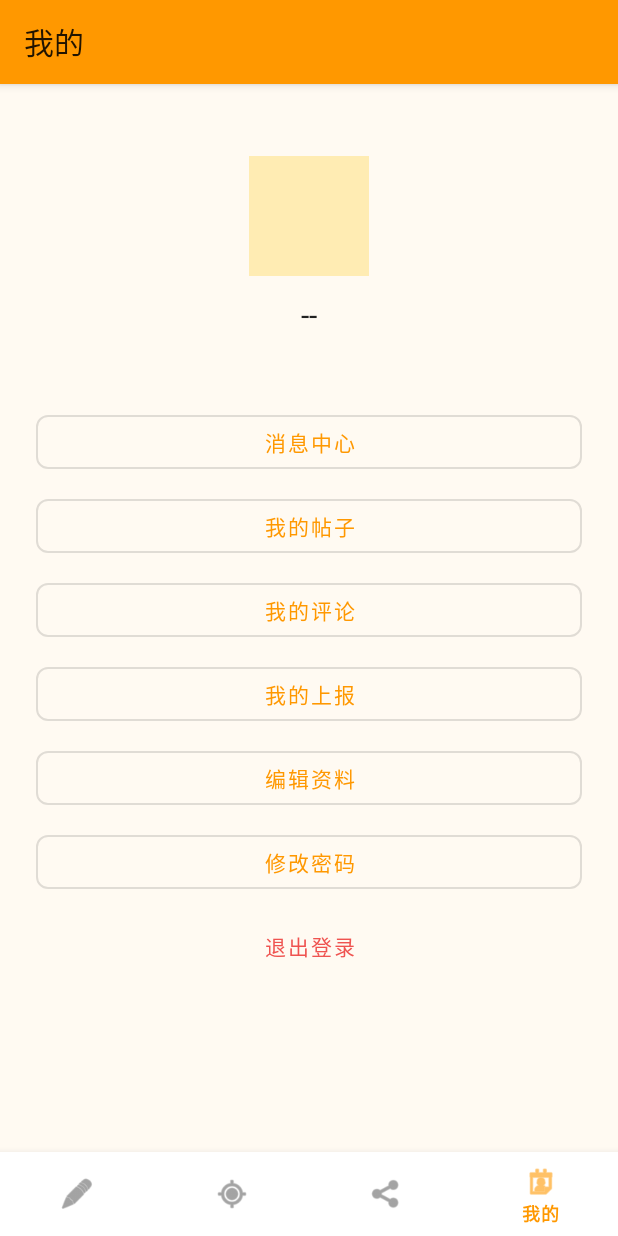
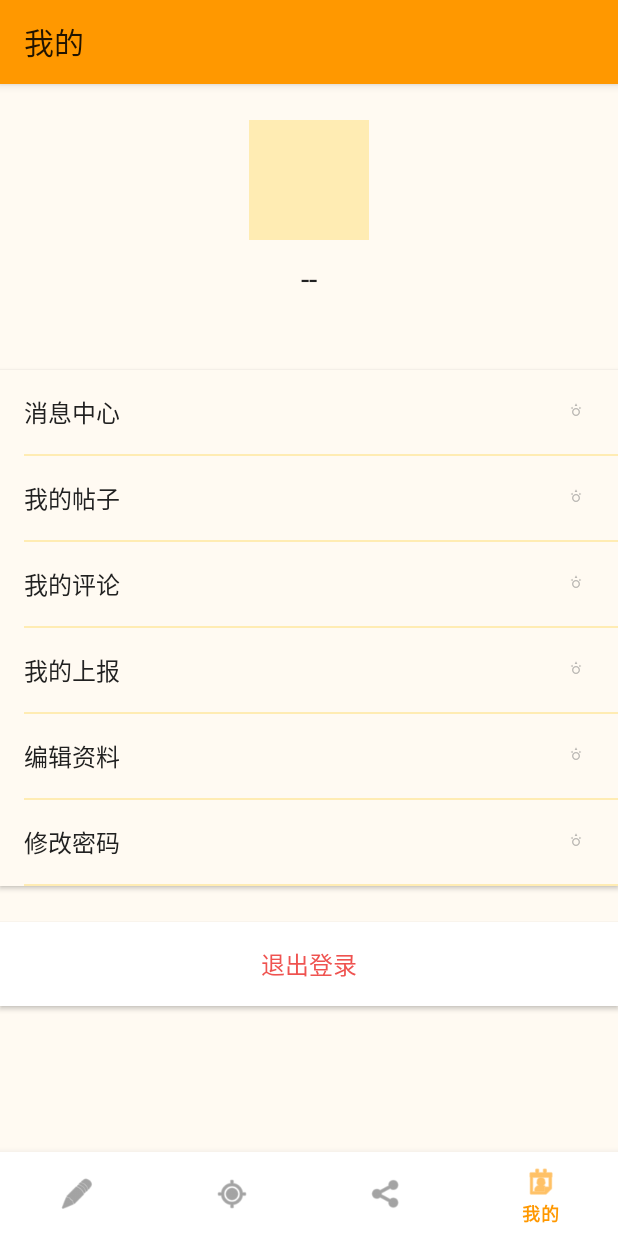
Before and after one commit to BlackCoder0/OurCat_Android, an Android app: the ProfileFragment screen opened through its navigation route, on a phone screen of 412 x 824 dp. Run offline under Robolectric (Android 15) with nearby library versions, the phone set to English and light mode, and no system bars; our stand-ins replace navigation-ui; libraries missing offline, so code that uses them is left out: com.amap.api; network calls fail; pictures from the network do not load; 34 statements that could not run were skipped.

Commit message:
论坛图片可下载，修改“我的”页面样式

```diff
--- a/app/src/main/java/com/ourcat/app/adapters/ImagePagerAdapter.java
+++ b/app/src/main/java/com/ourcat/app/adapters/ImagePagerAdapter.java
@@ -1,5 +1,6 @@
 package com.ourcat.app.adapters;
 
+import android.app.AlertDialog;
 import android.view.LayoutInflater;
 import android.view.View;
 import android.view.ViewGroup;
@@ -9,6 +10,7 @@ import androidx.annotation.NonNull;
 import androidx.recyclerview.widget.RecyclerView;
 
 import com.bumptech.glide.Glide;
+import com.ourcat.app.utils.ImageUtils;
 
 import java.util.ArrayList;
 import java.util.List;
@@ -35,9 +37,21 @@ public class ImagePagerAdapter extends RecyclerView.Adapter<ImagePagerAdapter.Vi
 
     @Override
     public void onBindViewHolder(@NonNull ViewHolder holder, int position) {
+        String url = urls.get(position);
         Glide.with(holder.itemView.getContext())
-                .load(urls.get(position))
+                .load(url)
                 .into((ImageView) holder.itemView);
+
+        holder.itemView.setOnLongClickListener(v -> {
+            new AlertDialog.Builder(v.getContext())
+                    .setItems(new String[]{"保存图片"}, (dialog, which) -> {
+                        if (which == 0) {
+                            ImageUtils.saveImage(v.getContext(), url);
+                        }
+                    })
+                    .show();
+            return true;
+        });
     }
 
     @Override
--- a/app/src/main/java/com/ourcat/app/fragments/ProfileFragment.java
+++ b/app/src/main/java/com/ourcat/app/fragments/ProfileFragment.java
@@ -44,20 +44,21 @@ public class ProfileFragment extends Fragment {
         tvNickname = view.findViewById(R.id.tv_nickname);
         tvRole = view.findViewById(R.id.tv_role);
         btnUserManage = view.findViewById(R.id.btn_user_manage);
-        view.findViewById(R.id.btn_message_center).setOnClickListener(v ->
+
+        setupOption(view, R.id.btn_message_center, "消息中心", v ->
                 NavHostFragment.findNavController(ProfileFragment.this).navigate(R.id.message_center));
-        view.findViewById(R.id.btn_my_posts).setOnClickListener(v ->
+        setupOption(view, R.id.btn_my_posts, "我的帖子", v ->
                 NavHostFragment.findNavController(ProfileFragment.this).navigate(R.id.my_posts));
-        view.findViewById(R.id.btn_my_comments).setOnClickListener(v ->
+        setupOption(view, R.id.btn_my_comments, "我的评论", v ->
                 NavHostFragment.findNavController(ProfileFragment.this).navigate(R.id.my_comments));
-        view.findViewById(R.id.btn_my_cat_reports).setOnClickListener(v ->
+        setupOption(view, R.id.btn_my_cat_reports, "我的上报", v ->
                 NavHostFragment.findNavController(ProfileFragment.this).navigate(R.id.my_cat_reports));
-        view.findViewById(R.id.btn_edit_profile).setOnClickListener(v -> {
-            Toast.makeText(requireContext(), "编辑资料（可后续扩展）", Toast.LENGTH_SHORT).show();
-        });
-        view.findViewById(R.id.btn_change_password).setOnClickListener(v -> showChangePasswordDialog());
-        btnUserManage.setOnClickListener(v ->
+        setupOption(view, R.id.btn_edit_profile, "编辑资料", v ->
+                Toast.makeText(requireContext(), "编辑资料（可后续扩展）", Toast.LENGTH_SHORT).show());
+        setupOption(view, R.id.btn_change_password, "修改密码", v -> showChangePasswordDialog());
+        setupOption(view, R.id.btn_user_manage, "用户管理", v ->
                 NavHostFragment.findNavController(ProfileFragment.this).navigate(R.id.user_management));
+
         view.findViewById(R.id.btn_logout).setOnClickListener(v -> {
             new TokenStore(requireContext()).clear();
             startActivity(new Intent(requireContext(), LoginActivity.class));
@@ -65,6 +66,13 @@ public class ProfileFragment extends Fragment {
         });
         loadProfile();
         return view;
+    }
+
+    private void setupOption(View root, int id, String text, View.OnClickListener listener) {
+        View optionView = root.findViewById(id);
+        TextView tv = optionView.findViewById(R.id.option_text);
+        tv.setText(text);
+        optionView.setOnClickListener(listener);
     }
 
     @Override
--- /dev/null
+++ b/app/src/main/java/com/ourcat/app/utils/ImageUtils.java
@@ -0,0 +1,70 @@
+package com.ourcat.app.utils;
+
+import android.content.ContentValues;
+import android.content.Context;
+import android.graphics.Bitmap;
+import android.net.Uri;
+import android.os.Build;
+import android.os.Environment;
+import android.provider.MediaStore;
+import android.widget.Toast;
+
+import com.bumptech.glide.Glide;
+import com.bumptech.glide.request.target.SimpleTarget;
+import com.bumptech.glide.request.transition.Transition;
+
+import java.io.OutputStream;
+
+public class ImageUtils {
+
+    public static void saveImage(Context context, String imageUrl) {
+        Glide.with(context)
+                .asBitmap()
+                .load(imageUrl)
+                .into(new SimpleTarget<Bitmap>() {
+                    @Override
+                    public void onResourceReady(Bitmap resource, Transition<? super Bitmap> transition) {
+                        saveBitmapToGallery(context, resource);
+                    }
+                });
+    }
+
+    private static void saveBitmapToGallery(Context context, Bitmap bitmap) {
+        String fileName = "IMG_" + System.currentTimeMillis() + ".jpg";
+        OutputStream fos;
+        try {
+            if (Build.VERSION.SDK_INT >= Build.VERSION_CODES.Q) {
+                ContentValues values = new ContentValues();
+                values.put(MediaStore.Images.Media.DISPLAY_NAME, fileName);
+                values.put(MediaStore.Images.Media.MIME_TYPE, "image/jpeg");
+                values.put(MediaStore.Images.Media.RELATIVE_PATH, Environment.DIRECTORY_PICTURES + "/OurCat");
+                values.put(MediaStore.Images.Media.IS_PENDING, 1);
+
+                Uri uri = context.getContentResolver().insert(MediaStore.Images.Media.EXTERNAL_CONTENT_URI, values);
+                if (uri != null) {
+                    fos = context.getContentResolver().openOutputStream(uri);
+                    bitmap.compress(Bitmap.CompressFormat.JPEG, 100, fos);
+                    if (fos != null) fos.close();
+
+                    values.clear();
+                    values.put(MediaStore.Images.Media.IS_PENDING, 0);
+                    context.getContentResolver().update(uri, values, null, null);
+                    Toast.makeText(context, "图片已保存", Toast.LENGTH_SHORT).show();
+                }
+            } else {
+                // For Android 9 and below, this is simplified.
+                // In a real production app, you might need more robust handling for older versions.
+                // But given minSdk is 24, scoped storage is the main concern.
+                String imagesDir = Environment.getExternalStoragePublicDirectory(Environment.DIRECTORY_PICTURES).toString();
+                java.io.File image = new java.io.File(imagesDir, fileName);
+                fos = new java.io.FileOutputStream(image);
+                bitmap.compress(Bitmap.CompressFormat.JPEG, 100, fos);
+                fos.close();
+                MediaStore.Images.Media.insertImage(context.getContentResolver(), image.getAbsolutePath(), image.getName(), image.getName());
+                Toast.makeText(context, "图片已保存", Toast.LENGTH_SHORT).show();
+            }
+        } catch (Exception e) {
+            Toast.makeText(context, "保存失败: " + e.getMessage(), Toast.LENGTH_SHORT).show();
+        }
+    }
+}
--- a/app/src/main/res/layout/fragment_profile.xml
+++ b/app/src/main/res/layout/fragment_profile.xml
@@ -10,7 +10,6 @@
         android:layout_width="match_parent"
         android:layout_height="wrap_content"
         android:orientation="vertical"
-        android:padding="24dp"
         android:gravity="center_horizontal">
 
         <ImageView
@@ -38,77 +37,95 @@
             android:textColor="@color/text_secondary"
             android:layout_marginTop="4dp" />
 
-        <com.google.android.material.button.MaterialButton
-            android:id="@+id/btn_message_center"
-            style="@style/Widget.MaterialComponents.Button.OutlinedButton"
+        <!-- 列表容器 -->
+        <LinearLayout
             android:layout_width="match_parent"
             android:layout_height="wrap_content"
-            android:text="消息中心"
+            android:orientation="vertical"
             android:layout_marginTop="24dp"
-            app:cornerRadius="8dp" />
+            android:background="@color/background"
+            android:elevation="2dp">
 
-        <com.google.android.material.button.MaterialButton
+            <include
+                android:id="@+id/btn_message_center"
+                layout="@layout/item_profile_option" />
+
+            <View
+                android:layout_width="match_parent"
+                android:layout_height="1dp"
+                android:background="@color/secondary"
+                android:layout_marginStart="16dp" />
+
+            <include
                 android:id="@+id/btn_my_posts"
-            style="@style/Widget.MaterialComponents.Button.OutlinedButton"
+                layout="@layout/item_profile_option" />
+
+            <View
                 android:layout_width="match_parent"
-            android:layout_height="wrap_content"
-            android:text="我的帖子"
-            android:layout_marginTop="8dp"
-            app:cornerRadius="8dp" />
+                android:layout_height="1dp"
+                android:background="@color/secondary"
+                android:layout_marginStart="16dp" />
 
-        <com.google.android.material.button.MaterialButton
+            <include
                 android:id="@+id/btn_my_comments"
-            style="@style/Widget.MaterialComponents.Button.OutlinedButton"
+                layout="@layout/item_profile_option" />
+
+            <View
                 android:layout_width="match_parent"
-            android:layout_height="wrap_content"
-            android:text="我的评论"
-            android:layout_marginTop="8dp"
-            app:cornerRadius="8dp" />
+                android:layout_height="1dp"
+                android:background="@color/secondary"
+                android:layout_marginStart="16dp" />
 
-        <com.google.android.material.button.MaterialButton
+            <include
                 android:id="@+id/btn_my_cat_reports"
-            style="@style/Widget.MaterialComponents.Button.OutlinedButton"
+                layout="@layout/item_profile_option" />
+
+            <View
                 android:layout_width="match_parent"
-            android:layout_height="wrap_content"
-            android:text="我的上报"
-            android:layout_marginTop="8dp"
-            app:cornerRadius="8dp" />
+                android:layout_height="1dp"
+                android:background="@color/secondary"
+                android:layout_marginStart="16dp" />
 
-        <com.google.android.material.button.MaterialButton
+            <include
                 android:id="@+id/btn_edit_profile"
-            style="@style/Widget.MaterialComponents.Button.OutlinedButton"
+                layout="@layout/item_profile_option" />
+
+            <View
                 android:layout_width="match_parent"
-            android:layout_height="wrap_content"
-            android:text="编辑资料"
-            android:layout_marginTop="8dp"
-            app:cornerRadius="8dp" />
+                android:layout_height="1dp"
+                android:background="@color/secondary"
+                android:layout_marginStart="16dp" />
 
-        <com.google.android.material.button.MaterialButton
+            <include
                 android:id="@+id/btn_change_password"
-            style="@style/Widget.MaterialComponents.Button.OutlinedButton"
+                layout="@layout/item_profile_option" />
+
+            <View
                 android:layout_width="match_parent"
-            android:layout_height="wrap_content"
-            android:text="修改密码"
-            android:layout_marginTop="8dp"
-            app:cornerRadius="8dp" />
+                android:layout_height="1dp"
+                android:background="@color/secondary"
+                android:layout_marginStart="16dp" />
 
-        <com.google.android.material.button.MaterialButton
+            <include
                 android:id="@+id/btn_user_manage"
-            style="@style/Widget.MaterialComponents.Button.OutlinedButton"
+                layout="@layout/item_profile_option"
+                android:visibility="gone" />
+
+        </LinearLayout>
+
+        <TextView
+            android:id="@+id/btn_logout"
             android:layout_width="match_parent"
-            android:layout_height="wrap_content"
-            android:text="用户管理"
-            android:layout_marginTop="8dp"
-            android:visibility="gone"
-            app:cornerRadius="8dp" />
-
-        <com.google.android.material.button.MaterialButton
-            android:id="@+id/btn_logout"
-            style="@style/Widget.MaterialComponents.Button.TextButton"
-            android:layout_width="match_parent"
-            android:layout_height="wrap_content"
+            android:layout_height="56dp"
+            android:gravity="center"
             android:text="退出登录"
             android:textColor="@color/error"
-            android:layout_marginTop="8dp" />
+            android:textSize="16sp"
+            android:layout_marginTop="24dp"
+            android:background="@android:color/white"
+            android:elevation="2dp"
+            android:clickable="true"
+            android:focusable="true"
+            android:foreground="?attr/selectableItemBackground" />
     </LinearLayout>
 </ScrollView>
--- /dev/null
+++ b/app/src/main/res/layout/item_profile_option.xml
@@ -0,0 +1,29 @@
+<?xml version="1.0" encoding="utf-8"?>
+<LinearLayout xmlns:android="http://schemas.android.com/apk/res/android"
+    android:layout_width="match_parent"
+    android:layout_height="56dp"
+    android:background="?attr/selectableItemBackground"
+    android:clickable="true"
+    android:focusable="true"
+    android:gravity="center_vertical"
+    android:orientation="horizontal"
+    android:paddingHorizontal="16dp">
+
+    <TextView
+        android:id="@+id/option_text"
+        android:layout_width="0dp"
+        android:layout_height="wrap_content"
+        android:layout_weight="1"
+        android:text="选项"
+        android:textColor="@color/text_primary"
+        android:textSize="16sp" />
+
+    <ImageView
+        android:layout_width="24dp"
+        android:layout_height="24dp"
+        android:src="@drawable/ic_launcher_foreground"
+        android:tint="@color/text_secondary"
+        android:alpha="0.5" />
+    <!-- TODO: 这里的图标可以替换为统一的向右箭头 -->
+
+</LinearLayout>
```
Lines whose indentation alone changed are shown as unchanged.
